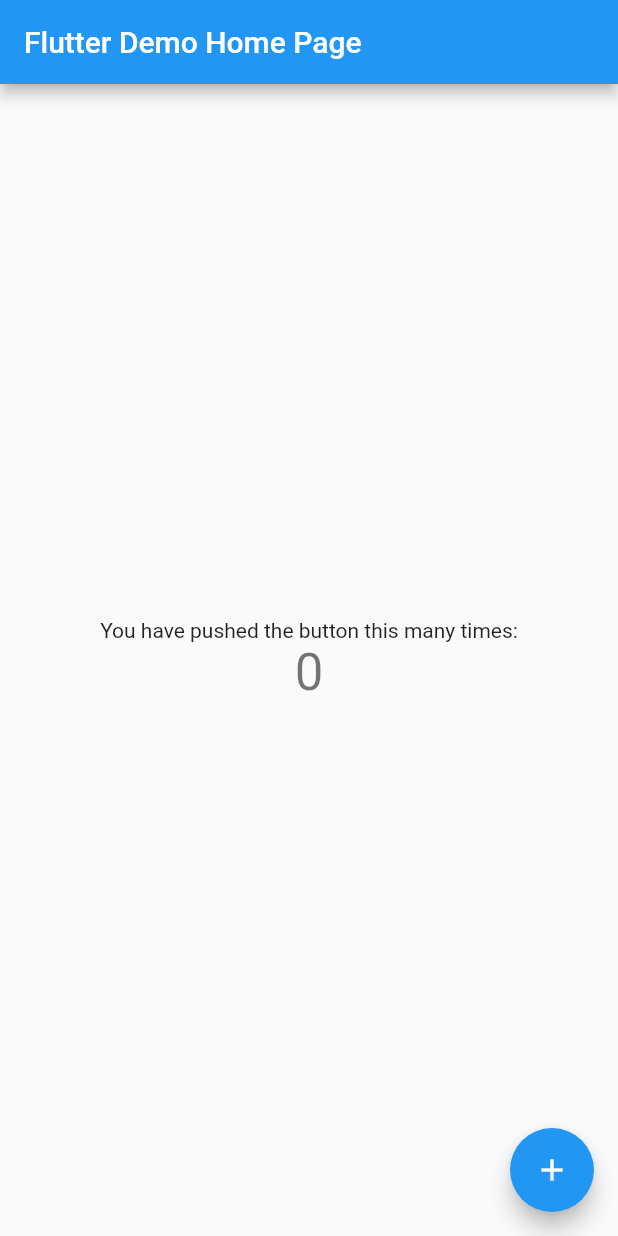
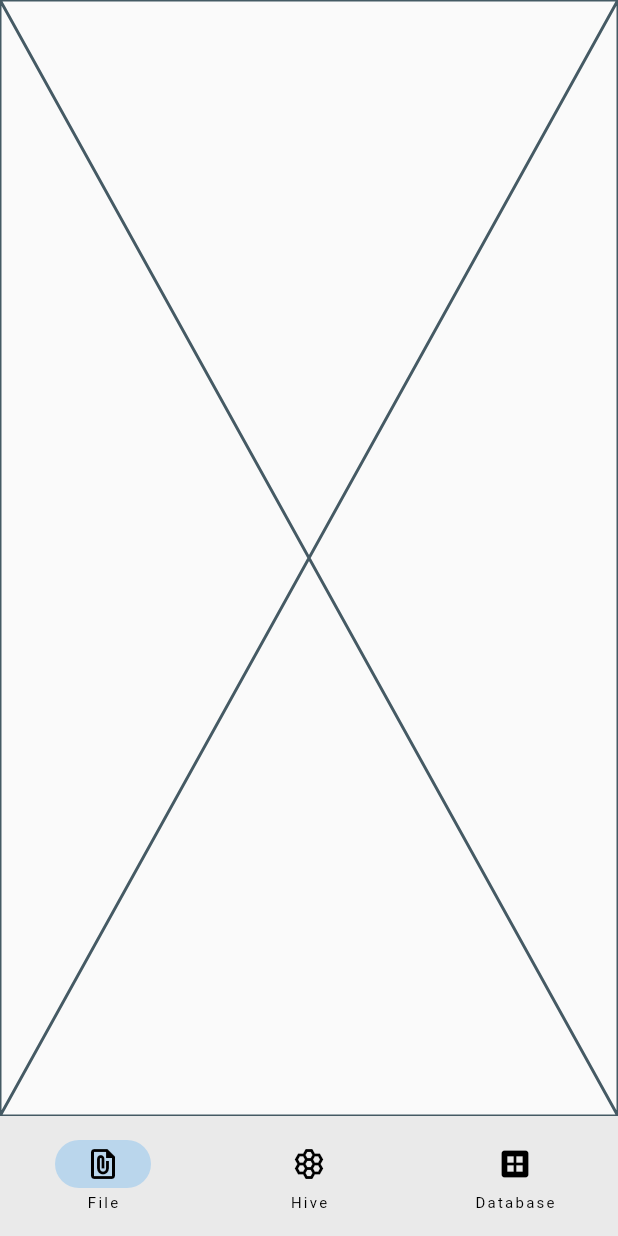
Before and after one commit to Bachar-official/flutter_education, a Flutter app: the screen it shows after launch, on a phone screen of 412 x 824 dp. Run offline on Flutter 3.47's test engine with Material 2 defaults, Android fonts, the phone set to English and light mode, and no system bars.

Commit message:
init commit

```diff
--- /dev/null
+++ b/lib/file.dart
@@ -0,0 +1,10 @@
+import 'package:flutter/material.dart';
+
+class FileExample extends StatelessWidget {
+  const FileExample({Key? key}) : super(key: key);
+
+  @override
+  Widget build(BuildContext context) {
+    return const Placeholder();
+  }
+}
--- a/lib/main.dart
+++ b/lib/main.dart
@@ -1,4 +1,7 @@
 import 'package:flutter/material.dart';
+import 'package:flutter_education/database.dart';
+import 'package:flutter_education/file.dart';
+import 'package:flutter_education/hive.dart';
 
 void main() {
   runApp(const MyApp());
@@ -6,6 +9,7 @@ void main() {
 
 class MyApp extends StatelessWidget {
   const MyApp({super.key});
+
   @override
   Widget build(BuildContext context) {
     return MaterialApp(
@@ -13,54 +17,44 @@ class MyApp extends StatelessWidget {
       theme: ThemeData(
         primarySwatch: Colors.blue,
       ),
-      home: const MyHomePage(title: 'Flutter Demo Home Page'),
+      home: const MyHomePage(),
     );
   }
 }
 
 class MyHomePage extends StatefulWidget {
-  const MyHomePage({super.key, required this.title});
-
-  final String title;
+  const MyHomePage({super.key});
 
   @override
   State<MyHomePage> createState() => _MyHomePageState();
 }
 
 class _MyHomePageState extends State<MyHomePage> {
-  int _counter = 0;
+  int page = 0;
 
-  void _incrementCounter() {
-    setState(() {
-      _counter++;
-    });
+  void setPage(int newPage) {
+    page = newPage;
+    setState(() {});
   }
 
   @override
   Widget build(BuildContext context) {
     return Scaffold(
-      appBar: AppBar(
-        title: Text(widget.title),
-      ),
-      body: Center(
-        child: Column(
-          mainAxisAlignment: MainAxisAlignment.center,
-          children: <Widget>[
-            const Text(
-              'You have pushed the button this many times:',
-            ),
-            Text(
-              '$_counter',
-              style: Theme.of(context).textTheme.headline4,
-            ),
+        bottomNavigationBar: NavigationBar(
+          selectedIndex: page,
+          onDestinationSelected: setPage,
+          destinations: const [
+            NavigationDestination(
+                icon: Icon(Icons.file_present), label: 'File'),
+            NavigationDestination(
+                icon: Icon(Icons.hive_outlined), label: 'Hive'),
+            NavigationDestination(icon: Icon(Icons.dataset), label: 'Database'),
           ],
         ),
-      ),
-      floatingActionButton: FloatingActionButton(
-        onPressed: _incrementCounter,
-        tooltip: 'Increment',
-        child: const Icon(Icons.add),
-      ),
-    );
+        body: [
+          FileExample(),
+          HiveExample(),
+          DatabaseExample(),
+        ][page]);
   }
 }
```
Also changed, not shown: lib/database.dart (added, +10 -0 lines), lib/hive.dart (added, +10 -0 lines).
